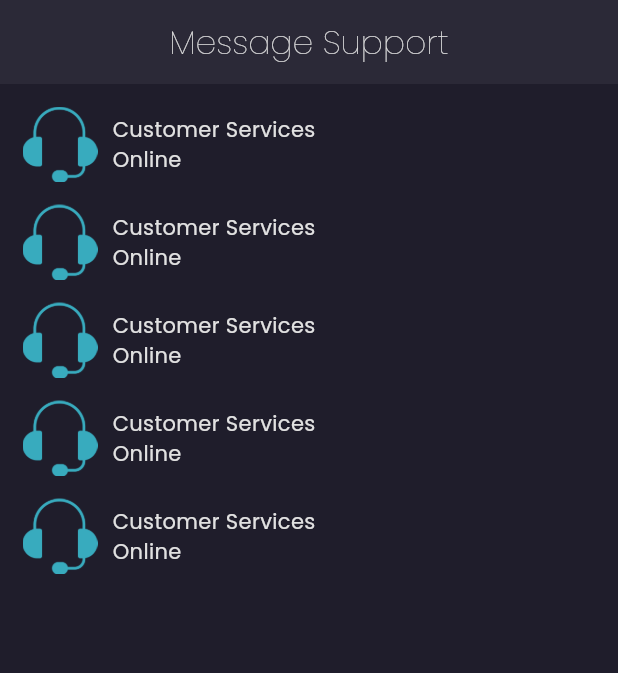
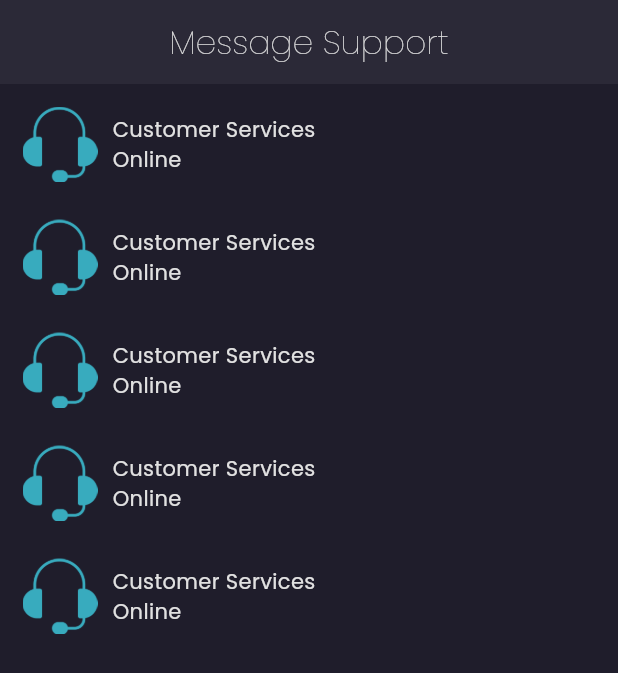
Before and after one commit to Haziqbatak/e_commerce, a Flutter app: the ChatPage screen opened directly, on a phone screen of 412 x 824 dp. Shown: the top 673 px of the screen. Run offline on Flutter 3.47's test engine with Material 3 defaults, Android fonts, the phone set to English and light mode, and no system bars; our stand-ins replace google_fonts.

Commit message:
langsung nambah

```diff
--- a/lib/pages/ui/widget/chat_card.dart
+++ b/lib/pages/ui/widget/chat_card.dart
@@ -5,7 +5,11 @@ class ChatCard extends StatelessWidget {
 
   @override
   Widget build(BuildContext context) {
-    return Padding(
+    return Container(
+      margin: EdgeInsets.only(
+        bottom: 10,
+      ),
+      child: Padding(
         padding: const EdgeInsets.only(
           left: 15,
           top: 15,
@@ -36,6 +40,7 @@ class ChatCard extends StatelessWidget {
             ),
           ],
         ),
+      ),
     );
   }
 }
```
Lines whose indentation alone changed are shown as unchanged.
